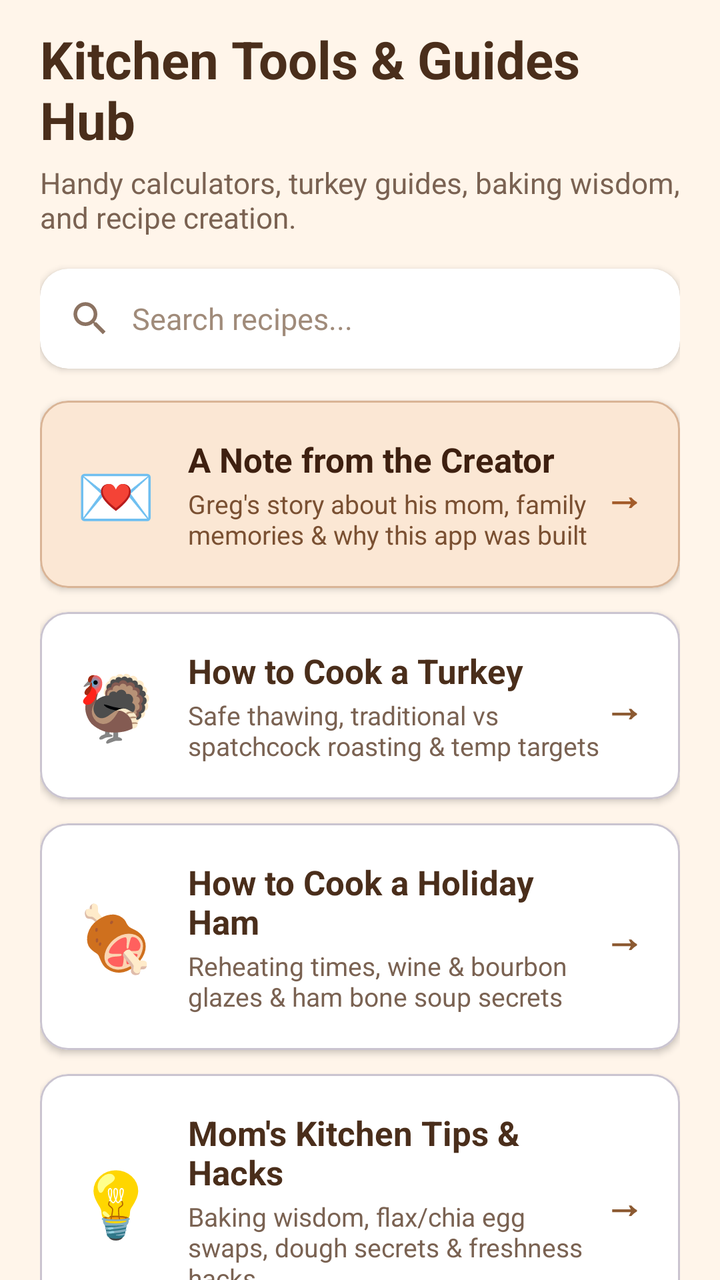
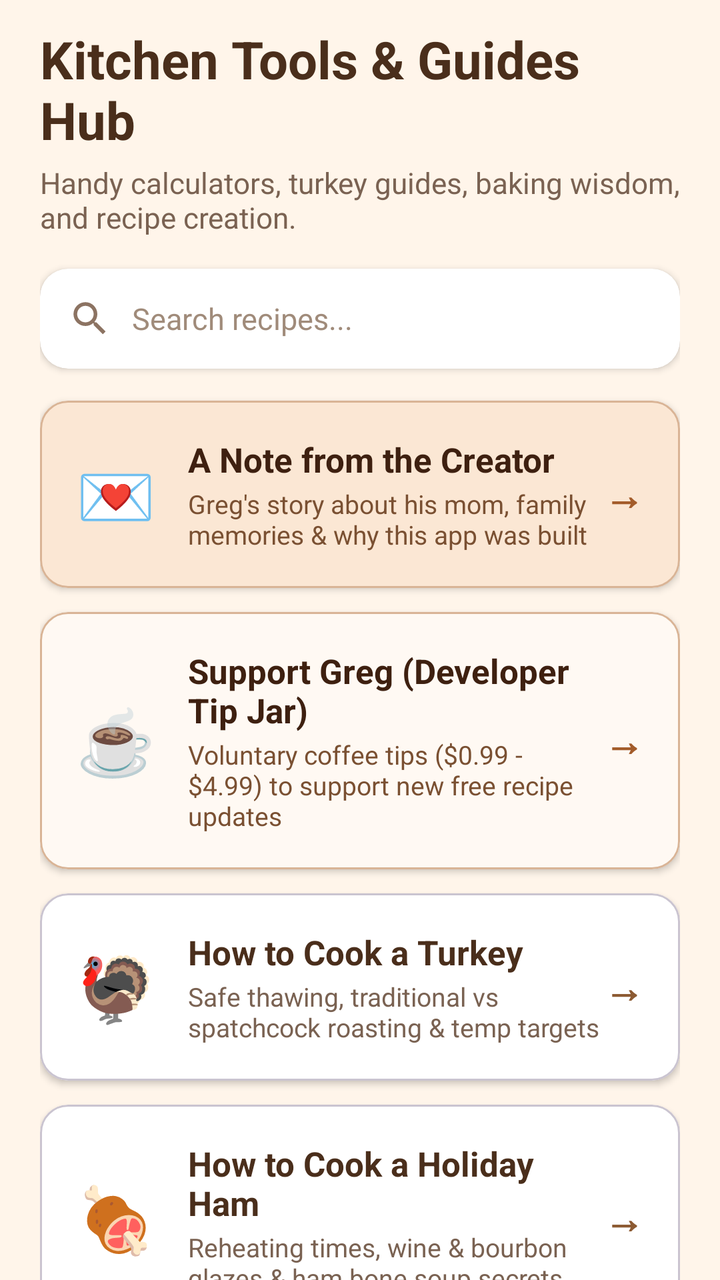

Two renders of the same Android screen: before a commit and after it. Below are the layout's source before the change and the commit's diff.
<!-- AndroidManifest.xml: application theme Theme.TheGoodieBox -->
<!-- res/layout/fragment_tools_hub.xml -->
<?xml version="1.0" encoding="utf-8"?>
<androidx.core.widget.NestedScrollView xmlns:android="http://schemas.android.com/apk/res/android"
    xmlns:app="http://schemas.android.com/apk/res-auto"
    android:layout_width="match_parent"
    android:layout_height="match_parent"
    android:clipToPadding="false"
    android:paddingBottom="70dp">

    <LinearLayout
        android:layout_width="match_parent"
        android:layout_height="wrap_content"
        android:orientation="vertical"
        android:paddingHorizontal="20dp"
        android:paddingTop="12dp">

        <TextView
            android:layout_width="match_parent"
            android:layout_height="wrap_content"
            android:text="Kitchen Tools &amp; Guides Hub"
            android:textColor="@color/title_brown"
            android:textSize="26sp"
            android:textStyle="bold" />

        <TextView
            android:layout_width="match_parent"
            android:layout_height="wrap_content"
            android:layout_marginTop="4dp"
            android:text="Handy calculators, turkey guides, baking wisdom, and recipe creation."
            android:textColor="#7A6252"
            android:textSize="14.5sp" />

        
        <androidx.cardview.widget.CardView
            android:layout_width="match_parent"
            android:layout_height="50dp"
            android:layout_marginTop="16dp"
            app:cardBackgroundColor="@color/white"
            app:cardCornerRadius="14dp"
            app:cardElevation="2dp">

            <LinearLayout
                android:layout_width="match_parent"
                android:layout_height="match_parent"
                android:gravity="center_vertical"
                android:orientation="horizontal"
                android:paddingHorizontal="14dp">

                <ImageView
                    android:layout_width="22dp"
                    android:layout_height="22dp"
                    android:contentDescription="Search Icon"
                    android:src="@drawable/ic_search_brown" />

                <EditText
                    android:id="@+id/etSearchRecipes"
                    android:layout_width="match_parent"
                    android:layout_height="match_parent"
                    android:layout_marginStart="10dp"
                    android:background="@null"
                    android:hint="@string/search_recipes_hint"
                    android:imeOptions="actionSearch"
                    android:inputType="text"
                    android:maxLines="1"
                    android:textColor="@color/title_brown"
                    android:textColorHint="#A08B7A"
                    android:textSize="15sp" />

            </LinearLayout>

        </androidx.cardview.widget.CardView>

        
        <com.google.android.material.card.MaterialCardView
            android:id="@+id/cardHubCreatorLetter"
            android:layout_width="match_parent"
            android:layout_height="wrap_content"
            android:layout_marginTop="16dp"
            android:clickable="true"
            android:focusable="true"
            app:cardBackgroundColor="#FBE7D4"
            app:cardCornerRadius="14dp"
            app:cardElevation="2dp"
            app:strokeColor="#D9B496"
            app:strokeWidth="1dp">

            <LinearLayout
                android:layout_width="match_parent"
                android:layout_height="wrap_content"
                android:gravity="center_vertical"
                android:orientation="horizontal"
                android:padding="18dp">

                <TextView
                    android:layout_width="wrap_content"
                    android:layout_height="wrap_content"
                    android:text="💌"
                    android:textSize="32sp" />

                <LinearLayout
                    android:layout_width="0dp"
                    android:layout_height="wrap_content"
                    android:layout_marginStart="16dp"
                    android:layout_weight="1"
                    android:orientation="vertical">

                    <TextView
                        android:layout_width="wrap_content"
                        android:layout_height="wrap_content"
                        android:text="A Note from the Creator"
                        android:textColor="#3E2010"
                        android:textSize="17sp"
                        android:textStyle="bold" />

                    <TextView
                        android:layout_width="wrap_content"
                        android:layout_height="wrap_content"
                        android:layout_marginTop="2dp"
                        android:text="Greg's story about his mom, family memories &amp; why this app was built"
                        android:textColor="#7A5032"
                        android:textSize="13sp" />

                </LinearLayout>

                <TextView
                    android:layout_width="wrap_content"
                    android:layout_height="wrap_content"
                    android:text="→"
                    android:textColor="#A35C2A"
                    android:textSize="20sp"
                    android:textStyle="bold" />

            </LinearLayout>

        </com.google.android.material.card.MaterialCardView>

        
        <com.google.android.material.card.MaterialCardView
            android:id="@+id/cardHubTurkey"
            android:layout_width="match_parent"
            android:layout_height="wrap_content"
            android:layout_marginTop="12dp"
            android:clickable="true"
            android:focusable="true"
            app:cardBackgroundColor="@android:color/white"
            app:cardCornerRadius="14dp"
            app:cardElevation="2dp">

            <LinearLayout
                android:layout_width="match_parent"
                android:layout_height="wrap_content"
                android:gravity="center_vertical"
                android:orientation="horizontal"
                android:padding="18dp">

                <TextView
                    android:layout_width="wrap_content"
                    android:layout_height="wrap_content"
                    android:text="🦃"
                    android:textSize="32sp" />

                <LinearLayout
                    android:layout_width="0dp"
                    android:layout_height="wrap_content"
                    android:layout_marginStart="16dp"
                    android:layout_weight="1"
                    android:orientation="vertical">

                    <TextView
                        android:layout_width="wrap_content"
                        android:layout_height="wrap_content"
                        android:text="How to Cook a Turkey"
                        android:textColor="@color/title_brown"
                        android:textSize="17sp"
                        android:textStyle="bold" />

                    <TextView
                        android:layout_width="wrap_content"
                        android:layout_height="wrap_content"
                        android:layout_marginTop="2dp"
                        android:text="Safe thawing, traditional vs spatchcock roasting &amp; temp targets"
                        android:textColor="@color/desc_brown"
                        android:textSize="13sp" />

                </LinearLayout>

                <TextView
                    android:layout_width="wrap_content"
                    android:layout_height="wrap_content"
                    android:text="→"
                    android:textColor="@color/link_brown"
                    android:textSize="20sp"
                    android:textStyle="bold" />

            </LinearLayout>

        </com.google.android.material.card.MaterialCardView>

        
        <com.google.android.material.card.MaterialCardView
            android:id="@+id/cardHubHam"
            android:layout_width="match_parent"
            android:layout_height="wrap_content"
            android:layout_marginTop="12dp"
            android:clickable="true"
            android:focusable="true"
            app:cardBackgroundColor="@android:color/white"
            app:cardCornerRadius="14dp"
            app:cardElevation="2dp">

            <LinearLayout
                android:layout_width="match_parent"
                android:layout_height="wrap_content"
                android:gravity="center_vertical"
                android:orientation="horizontal"
                android:padding="18dp">

                <TextView
                    android:layout_width="wrap_content"
                    android:layout_height="wrap_content"
                    android:text="🍖"
                    android:textSize="32sp" />

                <LinearLayout
                    android:layout_width="0dp"
                    android:layout_height="wrap_content"
                    android:layout_marginStart="16dp"
                    android:layout_weight="1"
                    android:orientation="vertical">

                    <TextView
                        android:layout_width="wrap_content"
                        android:layout_height="wrap_content"
                        android:text="How to Cook a Holiday Ham"
                        android:textColor="@color/title_brown"
                        android:textSize="17sp"
                        android:textStyle="bold" />

                    <TextView
                        android:layout_width="wrap_content"
                        android:layout_height="wrap_content"
                        android:layout_marginTop="2dp"
                        android:text="Reheating times, wine &amp; bourbon glazes &amp; ham bone soup secrets"
                        android:textColor="@color/desc_brown"
                        android:textSize="13sp" />

                </LinearLayout>

                <TextView
                    android:layout_width="wrap_content"
                    android:layout_height="wrap_content"
                    android:text="→"
                    android:textColor="@color/link_brown"
                    android:textSize="20sp"
                    android:textStyle="bold" />

            </LinearLayout>

        </com.google.android.material.card.MaterialCardView>

        
        <com.google.android.material.card.MaterialCardView
            android:id="@+id/cardHubTips"
            android:layout_width="match_parent"
            android:layout_height="wrap_content"
            android:layout_marginTop="12dp"
            android:clickable="true"
            android:focusable="true"
            app:cardBackgroundColor="@android:color/white"
            app:cardCornerRadius="14dp"
            app:cardElevation="2dp">

            <LinearLayout
                android:layout_width="match_parent"
                android:layout_height="wrap_content"
                android:gravity="center_vertical"
                android:orientation="horizontal"
                android:padding="18dp">

                <TextView
                    android:layout_width="wrap_content"
                    android:layout_height="wrap_content"
                    android:text="💡"
                    android:textSize="32sp" />

                <LinearLayout
                    android:layout_width="0dp"
                    android:layout_height="wrap_content"
                    android:layout_marginStart="16dp"
                    android:layout_weight="1"
                    android:orientation="vertical">

                    <TextView
                        android:layout_width="wrap_content"
                        android:layout_height="wrap_content"
                        android:text="Mom's Kitchen Tips &amp; Hacks"
                        android:textColor="@color/title_brown"
                        android:textSize="17sp"
                        android:textStyle="bold" />

                    <TextView
                        android:layout_width="wrap_content"
                        android:layout_height="wrap_content"
                        android:layout_marginTop="2dp"
                        android:text="Baking wisdom, flax/chia egg swaps, dough secrets &amp; freshness hacks"
                        android:textColor="@color/desc_brown"
                        android:textSize="13sp" />

                </LinearLayout>

                <TextView
                    android:layout_width="wrap_content"
                    android:layout_height="wrap_content"
                    android:text="→"
                    android:textColor="@color/link_brown"
                    android:textSize="20sp"
                    android:textStyle="bold" />

            </LinearLayout>

        </com.google.android.material.card.MaterialCardView>

        
        <com.google.android.material.card.MaterialCardView
            android:id="@+id/cardHubConversions"
            android:layout_width="match_parent"
            android:layout_height="wrap_content"
            android:layout_marginTop="12dp"
            android:clickable="true"
            android:focusable="true"
            app:cardBackgroundColor="@android:color/white"
            app:cardCornerRadius="14dp"
            app:cardElevation="2dp">

            <LinearLayout
                android:layout_width="match_parent"
                android:layout_height="wrap_content"
                android:gravity="center_vertical"
                android:orientation="horizontal"
                android:padding="18dp">

                <TextView
                    android:layout_width="wrap_content"
                    android:layout_height="wrap_content"
                    android:text="📏"
                    android:textSize="32sp" />

                <LinearLayout
                    android:layout_width="0dp"
                    android:layout_height="wrap_content"
                    android:layout_marginStart="16dp"
                    android:layout_weight="1"
                    android:orientation="vertical">

                    <TextView
                        android:layout_width="wrap_content"
                        android:layout_height="wrap_content"
                        android:text="Measurement Conversions"
                        android:textColor="@color/title_brown"
                        android:textSize="17sp"
                        android:textStyle="bold" />

                    <TextView
                        android:layout_width="wrap_content"
                        android:layout_height="wrap_content"
                        android:layout_marginTop="2dp"
                        android:text="Convert weights, liquid volumes, cups, grams &amp; oven temperatures"
                        android:textColor="@color/desc_brown"
                        android:textSize="13sp" />

                </LinearLayout>

                <TextView
                    android:layout_width="wrap_content"
                    android:layout_height="wrap_content"
                    android:text="→"
                    android:textColor="@color/link_brown"
                    android:textSize="20sp"
                    android:textStyle="bold" />

            </LinearLayout>

        </com.google.android.material.card.MaterialCardView>

        
        <com.google.android.material.card.MaterialCardView
            android:id="@+id/cardHubHowToUse"
            android:layout_width="match_parent"
            android:layout_height="wrap_content"
            android:layout_marginTop="12dp"
            android:clickable="true"
            android:focusable="true"
            app:cardBackgroundColor="@android:color/white"
            app:cardCornerRadius="14dp"
            app:cardElevation="2dp">

            <LinearLayout
                android:layout_width="match_parent"
                android:layout_height="wrap_content"
                android:gravity="center_vertical"
                android:orientation="horizontal"
                android:padding="18dp">

                <TextView
                    android:layout_width="wrap_content"
                    android:layout_height="wrap_content"
                    android:text="📖"
                    android:textSize="32sp" />

                <LinearLayout
                    android:layout_width="0dp"
                    android:layout_height="wrap_content"
                    android:layout_marginStart="16dp"
                    android:layout_weight="1"
                    android:orientation="vertical">

                    <TextView
                        android:layout_width="wrap_content"
                        android:layout_height="wrap_content"
                        android:text="How to Use This App"
                        android:textColor="@color/title_brown"
                        android:textSize="17sp"
                        android:textStyle="bold" />

                    <TextView
                        android:layout_width="wrap_content"
                        android:layout_height="wrap_content"
                        android:layout_marginTop="2dp"
                        android:text="Guide to browsing 3x5 cards, search, favorites, adding &amp; editing"
                        android:textColor="@color/desc_brown"
                        android:textSize="13sp" />

                </LinearLayout>

                <TextView
                    android:layout_width="wrap_content"
                    android:layout_height="wrap_content"
                    android:text="→"
                    android:textColor="@color/link_brown"
                    android:textSize="20sp"
                    android:textStyle="bold" />

            </LinearLayout>

        </com.google.android.material.card.MaterialCardView>

        
        <com.google.android.material.card.MaterialCardView
            android:id="@+id/cardHubAddRecipe"
            android:layout_width="match_parent"
            android:layout_height="wrap_content"
            android:layout_marginTop="12dp"
            android:layout_marginBottom="32dp"
            android:clickable="true"
            android:focusable="true"
            app:cardBackgroundColor="@android:color/white"
            app:cardCornerRadius="14dp"
            app:cardElevation="2dp">

            <LinearLayout
                android:layout_width="match_parent"
                android:layout_height="wrap_content"
                android:gravity="center_vertical"
                android:orientation="horizontal"
                android:padding="18dp">

                <TextView
                    android:layout_width="wrap_content"
                    android:layout_height="wrap_content"
                    android:text="➕"
                    android:textSize="32sp" />

                <LinearLayout
                    android:layout_width="0dp"
                    android:layout_height="wrap_content"
                    android:layout_marginStart="16dp"
                    android:layout_weight="1"
                    android:orientation="vertical">

                    <TextView
                        android:layout_width="wrap_content"
                        android:layout_height="wrap_content"
                        android:text="Add Custom Family Recipe"
                        android:textColor="@color/title_brown"
                        android:textSize="17sp"
                        android:textStyle="bold" />

                    <TextView
                        android:layout_width="wrap_content"
                        android:layout_height="wrap_content"
                        android:layout_marginTop="2dp"
                        android:text="Create and save your own secret heirloom recipes, directions &amp; photos"
                        android:textColor="@color/desc_brown"
                        android:textSize="13sp" />

                </LinearLayout>

                <TextView
                    android:layout_width="wrap_content"
                    android:layout_height="wrap_content"
                    android:text="→"
                    android:textColor="@color/link_brown"
                    android:textSize="20sp"
                    android:textStyle="bold" />

            </LinearLayout>

        </com.google.android.material.card.MaterialCardView>

    </LinearLayout>

</androidx.core.widget.NestedScrollView>
<!-- resources referenced by this layout -->
<resources>
  <color name="desc_brown">#7A6252</color>
  <color name="link_brown">#8C5A32</color>
  <color name="title_brown">#4A2E1B</color>
  <color name="white">#FFFFFFFF</color>
  <!-- drawable ic_search_brown (drawable) -->
  <?xml version="1.0" encoding="utf-8"?>
  <vector xmlns:android="http://schemas.android.com/apk/res/android"
      android:width="24dp"
      android:height="24dp"
      android:viewportWidth="24"
      android:viewportHeight="24">
      <path
          android:fillColor="#8C7362"
          android:pathData="M15.5,14h-0.79l-0.28,-0.27C15.41,12.59 16,11.11 16,9.5 16,5.91 13.09,3 9.5,3S3,5.91 3,9.5 5.91,16 9.5,16c1.61,0 3.09,-0.59 4.23,-1.57l0.27,0.28v0.79l5,4.99L20.49,19l-4.99,-5zM9.5,14C7.01,14 5,11.99 5,9.5S7.01,5 9.5,5 14,7.01 14,9.5 11.99,14 9.5,14z" />
  </vector>
  <string name="search_recipes_hint">Search recipes...</string>
  <style name="Theme.TheGoodieBox" parent="Base.Theme.TheGoodieBox" />
  <style name="Base.Theme.TheGoodieBox" parent="Theme.Material3.Light.NoActionBar">
          <item name="colorPrimary">@color/gingerbread_brown</item>
          <item name="colorSecondary">@color/candy_cane_red</item>
          <item name="android:windowBackground">@color/frosting_cream</item>
          <item name="colorSurface">@color/frosting_cream</item>
          <item name="android:textColorPrimary">@color/cocoa_shadow</item>
      </style>
  <color name="gingerbread_brown">#A35C2A</color>
  <color name="candy_cane_red">#C23B22</color>
  <color name="frosting_cream">#FFF5EA</color>
  <color name="cocoa_shadow">#4B2E1E</color>
</resources>

<!-- the commit's change to res/layout/fragment_tools_hub.xml (unified diff, before → after) -->
@@ -135,6 +135,70 @@
 
         
         <com.google.android.material.card.MaterialCardView
+            android:id="@+id/cardHubTipJar"
+            android:layout_width="match_parent"
+            android:layout_height="wrap_content"
+            android:layout_marginTop="12dp"
+            android:clickable="true"
+            android:focusable="true"
+            app:cardBackgroundColor="#FFF9F3"
+            app:cardCornerRadius="14dp"
+            app:cardElevation="2dp"
+            app:strokeColor="#D9B496"
+            app:strokeWidth="1dp">
+
+            <LinearLayout
+                android:layout_width="match_parent"
+                android:layout_height="wrap_content"
+                android:gravity="center_vertical"
+                android:orientation="horizontal"
+                android:padding="18dp">
+
+                <TextView
+                    android:layout_width="wrap_content"
+                    android:layout_height="wrap_content"
+                    android:text="☕"
+                    android:textSize="32sp" />
+
+                <LinearLayout
+                    android:layout_width="0dp"
+                    android:layout_height="wrap_content"
+                    android:layout_marginStart="16dp"
+                    android:layout_weight="1"
+                    android:orientation="vertical">
+
+                    <TextView
+                        android:layout_width="wrap_content"
+                        android:layout_height="wrap_content"
+                        android:text="Support Greg (Developer Tip Jar)"
+                        android:textColor="#3E2010"
+                        android:textSize="17sp"
+                        android:textStyle="bold" />
+
+                    <TextView
+                        android:layout_width="wrap_content"
+                        android:layout_height="wrap_content"
+                        android:layout_marginTop="2dp"
+                        android:text="Voluntary coffee tips ($0.99 - $4.99) to support new free recipe updates"
+                        android:textColor="#7A5032"
+                        android:textSize="13sp" />
+
+                </LinearLayout>
+
+                <TextView
+                    android:layout_width="wrap_content"
+                    android:layout_height="wrap_content"
+                    android:text="→"
+                    android:textColor="#A35C2A"
+                    android:textSize="20sp"
+                    android:textStyle="bold" />
+
+            </LinearLayout>
+
+        </com.google.android.material.card.MaterialCardView>
+
+        
+        <com.google.android.material.card.MaterialCardView
             android:id="@+id/cardHubTurkey"
             android:layout_width="match_parent"
             android:layout_height="wrap_content"
